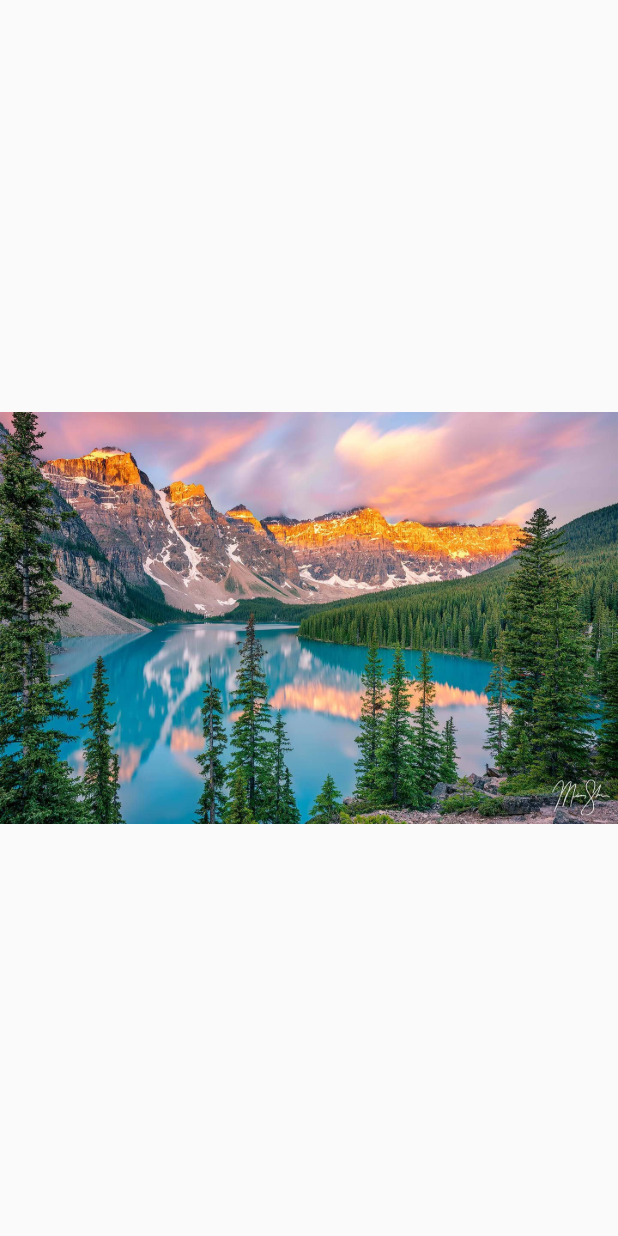
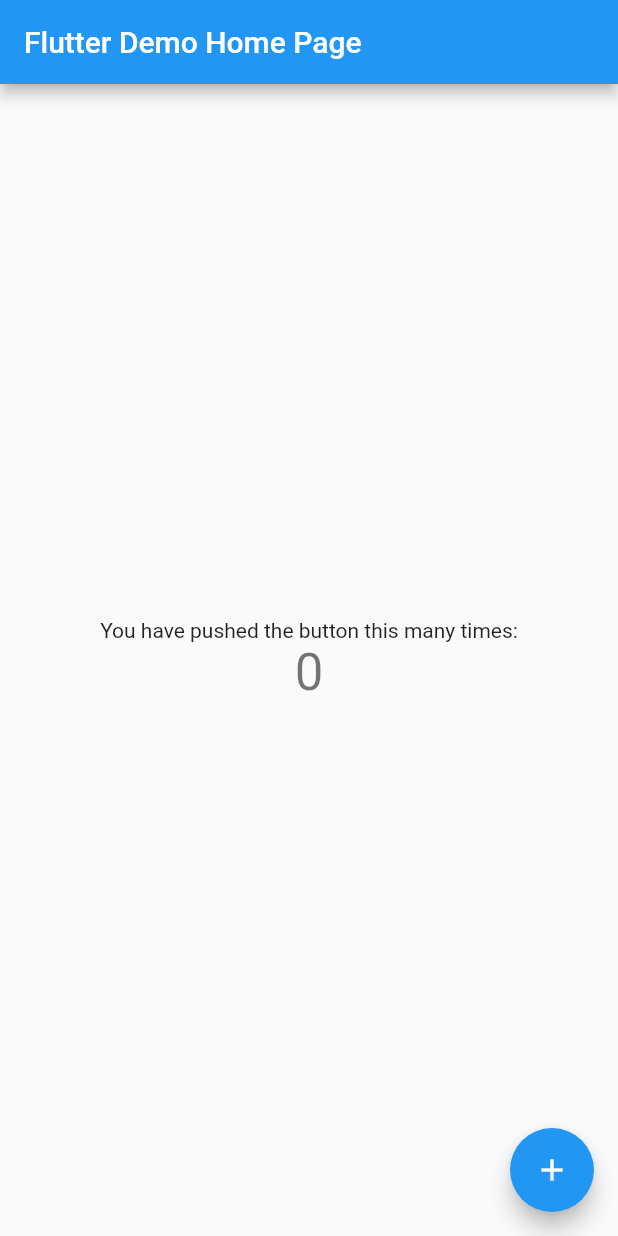
Before and after one commit to MatiasSalomon01/Flutter-Designs, a Flutter app: the screen it shows after launch, on a phone screen of 412 x 824 dp. Run offline on Flutter 3.47's test engine with Material 2 defaults, Android fonts, the phone set to English and light mode, and no system bars.

Commit message:
Revert "Diseño Parte 1"
This reverts commit 52169f8647a567f4c3abb67f886a5b5a3cadaebd.

```diff
--- a/lib/main.dart
+++ b/lib/main.dart
@@ -1,18 +1,115 @@
 import 'package:flutter/material.dart';
-import 'package:flutter_designs/screens/basic_design.dart';
 
-void main() => runApp(const MyApp());
+void main() {
+  runApp(const MyApp());
+}
 
 class MyApp extends StatelessWidget {
   const MyApp({super.key});
 
+  // This widget is the root of your application.
   @override
   Widget build(BuildContext context) {
     return MaterialApp(
-      debugShowCheckedModeBanner: false,
-      title: 'Material App',
-      initialRoute: 'basic_design',
-      routes: {'basic_design': (context) => BasicDesignScreen()},
+      title: 'Flutter Demo',
+      theme: ThemeData(
+        // This is the theme of your application.
+        //
+        // Try running your application with "flutter run". You'll see the
+        // application has a blue toolbar. Then, without quitting the app, try
+        // changing the primarySwatch below to Colors.green and then invoke
+        // "hot reload" (press "r" in the console where you ran "flutter run",
+        // or simply save your changes to "hot reload" in a Flutter IDE).
+        // Notice that the counter didn't reset back to zero; the application
+        // is not restarted.
+        primarySwatch: Colors.blue,
+      ),
+      home: const MyHomePage(title: 'Flutter Demo Home Page'),
     );
   }
 }
+
+class MyHomePage extends StatefulWidget {
+  const MyHomePage({super.key, required this.title});
+
+  // This widget is the home page of your application. It is stateful, meaning
+  // that it has a State object (defined below) that contains fields that affect
+  // how it looks.
+
+  // This class is the configuration for the state. It holds the values (in this
+  // case the title) provided by the parent (in this case the App widget) and
+  // used by the build method of the State. Fields in a Widget subclass are
+  // always marked "final".
+
+  final String title;
+
+  @override
+  State<MyHomePage> createState() => _MyHomePageState();
+}
+
+class _MyHomePageState extends State<MyHomePage> {
+  int _counter = 0;
+
+  void _incrementCounter() {
+    setState(() {
+      // This call to setState tells the Flutter framework that something has
+      // changed in this State, which causes it to rerun the build method below
+      // so that the display can reflect the updated values. If we changed
+      // _counter without calling setState(), then the build method would not be
+      // called again, and so nothing would appear to happen.
+      _counter++;
+    });
+  }
+
+  @override
+  Widget build(BuildContext context) {
+    // This method is rerun every time setState is called, for instance as done
+    // by the _incrementCounter method above.
+    //
+    // The Flutter framework has been optimized to make rerunning build methods
+    // fast, so that you can just rebuild anything that needs updating rather
+    // than having to individually change instances of widgets.
+    return Scaffold(
+      appBar: AppBar(
+        // Here we take the value from the MyHomePage object that was created by
+        // the App.build method, and use it to set our appbar title.
+        title: Text(widget.title),
+      ),
+      body: Center(
+        // Center is a layout widget. It takes a single child and positions it
+        // in the middle of the parent.
+        child: Column(
+          // Column is also a layout widget. It takes a list of children and
+          // arranges them vertically. By default, it sizes itself to fit its
+          // children horizontally, and tries to be as tall as its parent.
+          //
+          // Invoke "debug painting" (press "p" in the console, choose the
+          // "Toggle Debug Paint" action from the Flutter Inspector in Android
+          // Studio, or the "Toggle Debug Paint" command in Visual Studio Code)
+          // to see the wireframe for each widget.
+          //
+          // Column has various properties to control how it sizes itself and
+          // how it positions its children. Here we use mainAxisAlignment to
+          // center the children vertically; the main axis here is the vertical
+          // axis because Columns are vertical (the cross axis would be
+          // horizontal).
+          mainAxisAlignment: MainAxisAlignment.center,
+          children: <Widget>[
+            const Text(
+              'You have pushed the button this many times:',
+            ),
+            Text(
+              '$_counter',
+              style: Theme.of(context).textTheme.headlineMedium,
+            ),
+          ],
+        ),
+      ),
+      floatingActionButton: FloatingActionButton(
+        onPressed: _incrementCounter,
+        tooltip: 'Increment',
+        child: const Icon(Icons.add),
+      ), // This trailing comma makes auto-formatting nicer for build methods.
+    );
+  }
+}
--- a/lib/screens/basic_design.dart
+++ /dev/null
@@ -1,14 +0,0 @@
-import 'package:flutter/material.dart';
-
-class BasicDesignScreen extends StatelessWidget {
-  const BasicDesignScreen({Key? key}) : super(key: key);
-
-  @override
-  Widget build(BuildContext context) {
-    return const Scaffold(
-      body: Center(
-        child: Image(image: AssetImage('assets/landscape.jpg')),
-      ),
-    );
-  }
-}
--- a/pubspec.yaml
+++ b/pubspec.yaml
@@ -59,8 +59,8 @@ flutter:
   uses-material-design: true
 
   # To add assets to your application, add an assets section, like this:
-  assets:
-    - assets/
+  # assets:
+  #   - images/a_dot_burr.jpeg
   #   - images/a_dot_ham.jpeg
 
   # An image asset can refer to one or more resolution-specific "variants", see
```
Also changed, not shown: assets/landscape.jpg (deleted).
